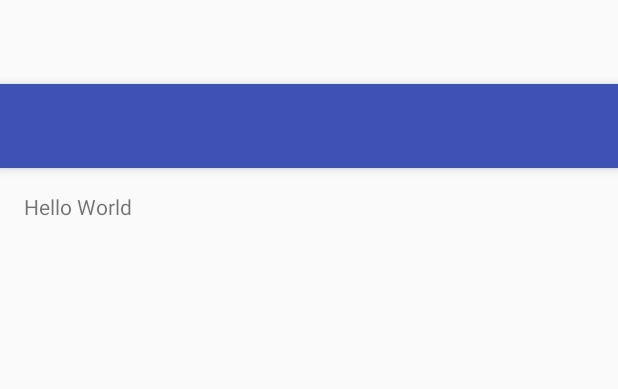
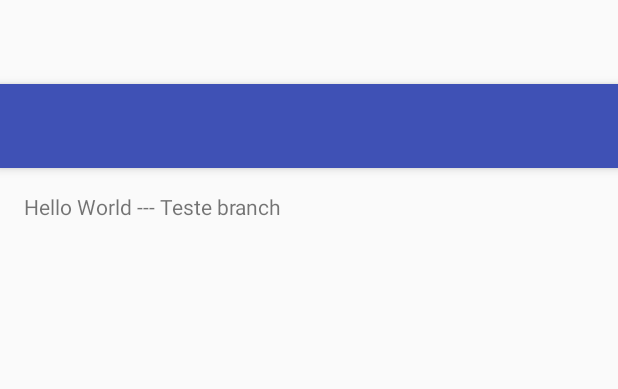
Before and after one commit to fercugliandro/PocGitHub, an Android app: the layout app_bar_base_main.xml on its own in the app's theme, with its tools: preview values and no code run, on a phone screen of 412 x 824 dp. Shown: the top 389 px of the screen. Run offline under Robolectric (Android 15) with nearby library versions, the phone set to English and light mode, and no system bars.

Commit message:
Teste de layout - Branch

```diff
--- a/app/src/main/res/layout/content_base_main.xml
+++ b/app/src/main/res/layout/content_base_main.xml
@@ -15,5 +15,5 @@
     <TextView
         android:layout_width="wrap_content"
         android:layout_height="wrap_content"
-        android:text="Hello World" />
+        android:text="Hello World --- Teste branch" />
 </RelativeLayout>
```
